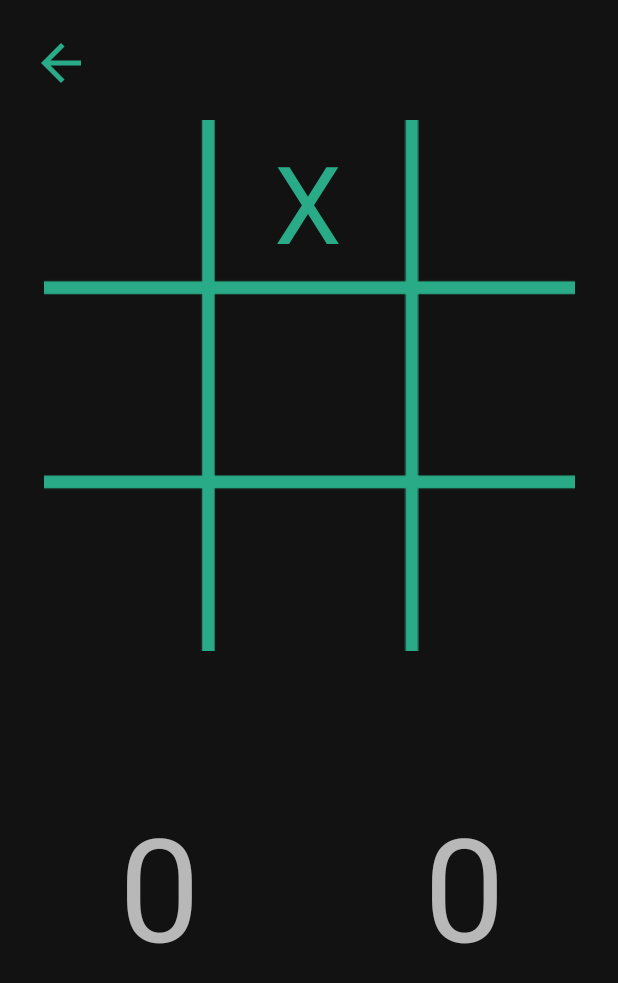
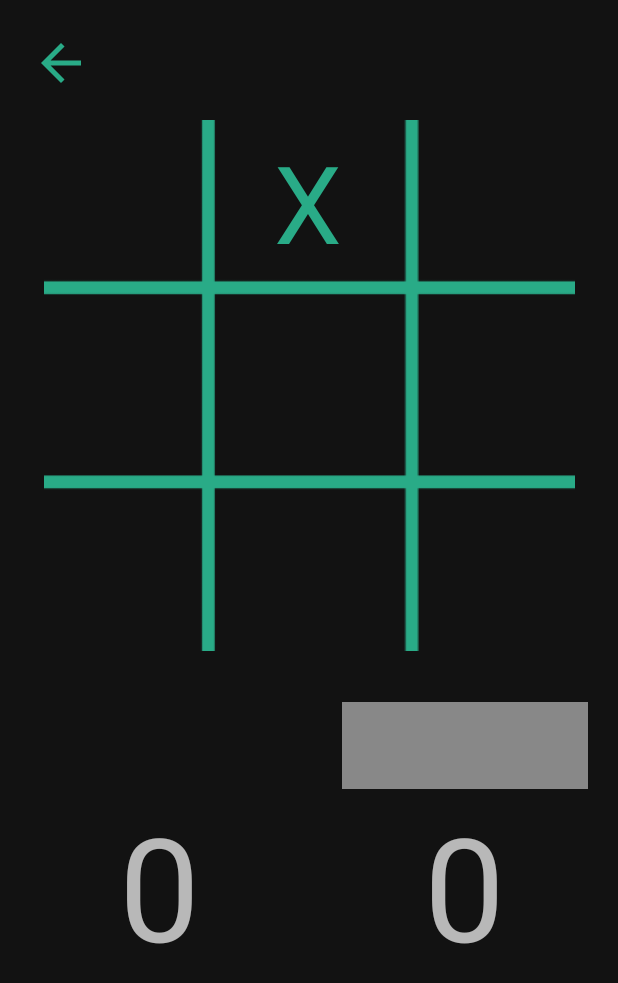
Before and after one commit to alexgajda/TicTacToe_DarkMode, an Android app: the gameActivity screen opened directly, with no data from a screen before it, after a tap on an icon or button, on a phone screen of 412 x 824 dp. Shown: the top 983 px of the screen. Run offline under Robolectric (Android 15) with nearby library versions, the phone set to English and light mode, and no system bars.

Commit message:
Major update - Fixed users turns.

```diff
--- a/app/src/main/java/com/example/tictactoewithdarkmode/gameActivity.java
+++ b/app/src/main/java/com/example/tictactoewithdarkmode/gameActivity.java
@@ -15,6 +15,7 @@ import android.widget.TextView;
 public class gameActivity extends AppCompatActivity {
 
     //initialize
+    private int counter = 0;
     private int num = 0;
     private int scoreX = 0;
     private int scoreO = 0;
@@ -30,6 +31,8 @@ public class gameActivity extends AppCompatActivity {
     private Button playAgain;
     private TextView s1;
     private TextView s2;
+    private TextView text1;
+    private TextView text2;
 
     @Override
     //if the back arrow from navigation bar of the phone is pressed
@@ -61,8 +64,8 @@ public class gameActivity extends AppCompatActivity {
         String player2 = intent.getStringExtra("Player2");
 
         //create Textview
-        TextView text1 = findViewById(R.id.player1_text);
-        TextView text2 = findViewById(R.id.player2_text);
+        text1 = findViewById(R.id.player1_text);
+        text2 = findViewById(R.id.player2_text);
 
         //set the two Textview to the users' input
         text1.setText(player1);
@@ -110,6 +113,10 @@ public class gameActivity extends AppCompatActivity {
             overridePendingTransition(R.anim.zoom_in, R.anim.zoom_out);
         });
 
+
+        if (counter % 2 == 0){
+            text1.setBackgroundColor(Color.GRAY);
+        }
 
 
             tl.setOnClickListener(view -> {
@@ -190,15 +197,38 @@ public class gameActivity extends AppCompatActivity {
 
         //print x or y to textview
         void printChar(Button but){
-            if ((num % 2) == 0){
-                but.setText("X");
+            if(counter % 2 == 0) {
+                if ((num % 2) == 0) {
+                    but.setText("X");
+                } else {
+                    but.setText("O");
+                }
             }else{
-                but.setText("O");
+                if ((num % 2) == 0) {
+                    but.setText("O");
+                } else {
+                    but.setText("X");
+                }
             }
         }
 
     //checks if someone won
     private void checkWin() {
+        //change colors of who ha turn
+        if ((counter % 2 == 0) && (num % 2 == 0)){
+            text1.setBackgroundColor(Color.GRAY);
+            text2.setBackgroundColor(Color.TRANSPARENT);
+        }else if ((counter % 2 == 0) && (num % 2 == 1)){
+            text2.setBackgroundColor(Color.GRAY);
+            text1.setBackgroundColor(Color.TRANSPARENT);
+        }else  if ((counter % 2 == 1) && (num % 2 == 0)){
+            text2.setBackgroundColor(Color.GRAY);
+            text1.setBackgroundColor(Color.TRANSPARENT);
+        }else if ((counter % 2 == 1) && (num % 2 == 1)){
+            text1.setBackgroundColor(Color.GRAY);
+            text2.setBackgroundColor(Color.TRANSPARENT);
+        }
+
         //creates vibrator
         Vibrator vib = (Vibrator) getSystemService(VIBRATOR_SERVICE);
         //boolean if 1 of bellow statements came true
@@ -337,11 +367,23 @@ public class gameActivity extends AppCompatActivity {
 
         //when the round ends
         if (num == 9){
+            //changes player
+            counter++;
+            //set the player colors to transparent whenever the round finishes
+            text2.setBackgroundColor(Color.TRANSPARENT);
+            text1.setBackgroundColor(Color.TRANSPARENT);
             //makes the play again Button Visible and Clickable
             playAgain.setVisibility(View.VISIBLE);
             playAgain.setClickable(true);
             //when the Play again Button is pressed
             playAgain.setOnClickListener(v -> {
+                if (counter % 2 == 0) {
+                    text2.setBackgroundColor(Color.TRANSPARENT);
+                    text1.setBackgroundColor(Color.GRAY);
+                }else{
+                    text1.setBackgroundColor(Color.TRANSPARENT);
+                    text2.setBackgroundColor(Color.GRAY);
+                }
                 vib.vibrate(60);
                 num = 0;
                 //empty all buttons' text
```
